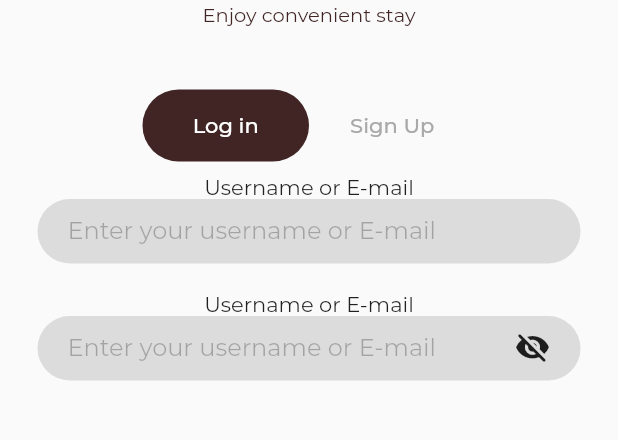
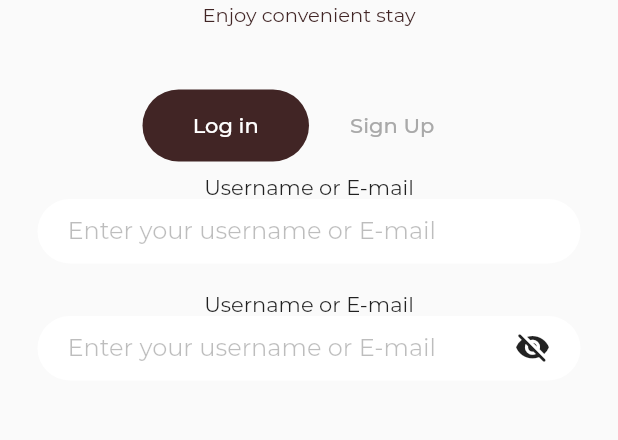
Before and after one commit to onumengine/encostay, a Flutter app: the AuthScreen screen opened directly, on a phone screen of 412 x 824 dp, the part 248-688 px from its top. Run offline on Flutter 3.47's test engine with Material 2 defaults, Android fonts, the light colour scheme and no system bars; our stand-ins replace introduction_screen; project files that could hold a hidden picture were left out.

Commit message:
set the bg color of the text inputs as white

```diff
--- a/lib/ui/molecules/password_text_widget.dart
+++ b/lib/ui/molecules/password_text_widget.dart
@@ -1,3 +1,4 @@
+import 'package:encostay/utilities/colors.dart';
 import 'package:flutter/material.dart';
 
 class PasswordTextWidget extends StatefulWidget {
@@ -22,7 +23,7 @@ class _PasswordTextWidgetState extends State<PasswordTextWidget> {
     return Container(
       height: 43,
       decoration: BoxDecoration(
-        color: Colors.black12,
+        color: brandWhite,
         borderRadius: BorderRadius.all(
           Radius.circular(27.5),
         ),
--- a/lib/ui/molecules/text_widget.dart
+++ b/lib/ui/molecules/text_widget.dart
@@ -1,3 +1,4 @@
+import 'package:encostay/utilities/colors.dart';
 import 'package:flutter/material.dart';
 
 class TextWidget extends StatelessWidget {
@@ -15,7 +16,7 @@ class TextWidget extends StatelessWidget {
     return Container(
       height: 43,
       decoration: BoxDecoration(
-        color: Colors.black12,
+        color: brandWhite,
         borderRadius: BorderRadius.all(
           Radius.circular(27.5),
         ),
```
